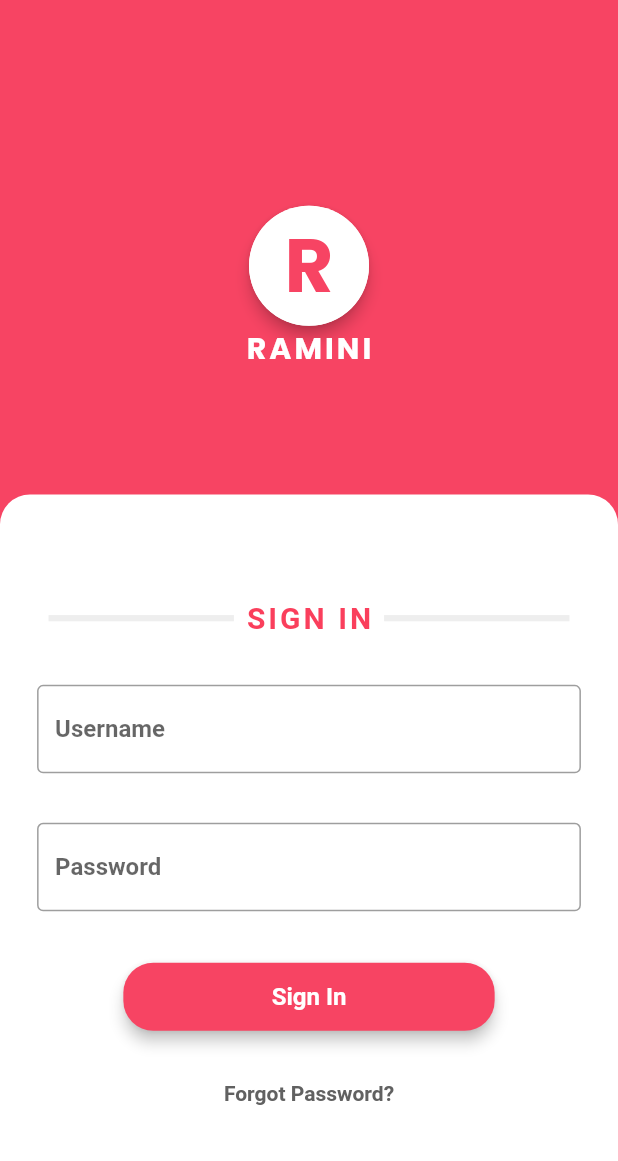
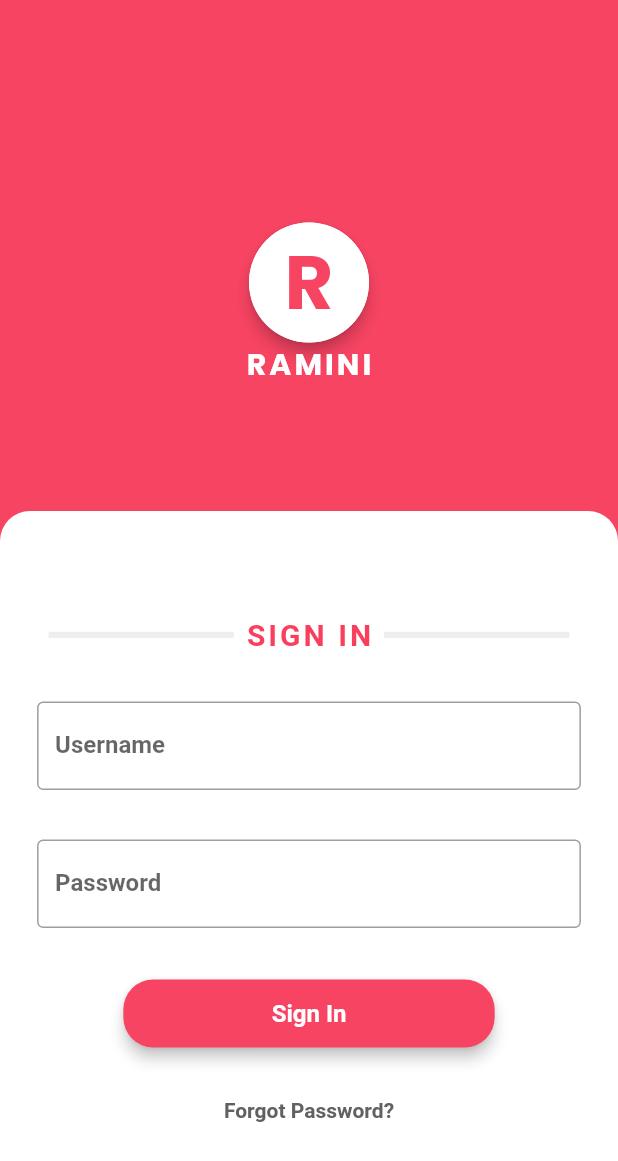
Before and after one commit to handuah/Ramini-UI, a Flutter app: the SignInPage screen opened by its route, on a phone screen of 412 x 824 dp. Shown: the top 1161 px of the screen. Run offline on Flutter 3.47's test engine with Material 2 defaults, Android fonts, the phone set to English and light mode, and no system bars; our stand-ins replace google_fonts, hexcolor; Roboto replaces fonts that are missing (Alata).

```diff
--- a/lib/screens/signInPage.dart
+++ b/lib/screens/signInPage.dart
@@ -13,10 +13,20 @@ class SignInPage extends StatefulWidget {
 class _SignInPageState extends State<SignInPage> {
   @override
   Widget build(BuildContext context) {
+    double screenWidth = MediaQuery.of(context).size.width;
+    double screenHeight = MediaQuery.of(context).size.height;
     return Scaffold(
-      resizeToAvoidBottomInset: false, //Solves Keyboard Overflow Issue
+      resizeToAvoidBottomInset: true, //Solves Keyboard Overflow Issue
       backgroundColor: HexColor("#F74463"),
-      body: Column(
+      body: SingleChildScrollView(
+        // padding: EdgeInsets.only(
+        //   top: screenHeight * 0.16,
+        // ),
+        child: Padding(
+          padding: EdgeInsets.only(
+            top: screenHeight * 0.18,
+          ),
+          child: Column(
             mainAxisAlignment: MainAxisAlignment.end,
             crossAxisAlignment: CrossAxisAlignment.center,
             children: [
@@ -77,7 +87,8 @@ class _SignInPageState extends State<SignInPage> {
                           mainAxisAlignment: MainAxisAlignment.spaceEvenly,
                           children: [
                             Container(
-                          height: MediaQuery.of(context).size.height * 0.005,
+                              height:
+                                  MediaQuery.of(context).size.height * 0.005,
                               width: MediaQuery.of(context).size.width * 0.3,
                               decoration:
                                   BoxDecoration(color: Colors.grey.shade200),
@@ -97,7 +108,8 @@ class _SignInPageState extends State<SignInPage> {
                               ),
                             ),
                             Container(
-                          height: MediaQuery.of(context).size.height * 0.005,
+                              height:
+                                  MediaQuery.of(context).size.height * 0.005,
                               width: MediaQuery.of(context).size.width * 0.3,
                               decoration:
                                   BoxDecoration(color: Colors.grey.shade200),
@@ -108,6 +120,7 @@ class _SignInPageState extends State<SignInPage> {
                           height: MediaQuery.of(context).size.height * 0.04,
                         ),
                         TextFormField(
+                          textInputAction: TextInputAction.next,
                           decoration: InputDecoration(
                             // filled: true,
                             // fillColor: HexColor("#F4F4F6"),
@@ -130,6 +143,7 @@ class _SignInPageState extends State<SignInPage> {
                           height: MediaQuery.of(context).size.height * 0.04,
                         ),
                         TextFormField(
+                          textInputAction: TextInputAction.done,
                           obscureText: true,
                           decoration: InputDecoration(
                             // filled: true,
@@ -168,8 +182,10 @@ class _SignInPageState extends State<SignInPage> {
                             elevation: 4.0,
                             backgroundColor: HexColor("#F74463"),
                             padding: EdgeInsets.symmetric(
-                          horizontal: MediaQuery.of(context).size.width * 0.24,
-                          vertical: MediaQuery.of(context).size.height * 0.016,
+                              horizontal:
+                                  MediaQuery.of(context).size.width * 0.24,
+                              vertical:
+                                  MediaQuery.of(context).size.height * 0.016,
                             ),
                             shape: RoundedRectangleBorder(
                               borderRadius: BorderRadius.circular(20.0),
@@ -196,8 +212,10 @@ class _SignInPageState extends State<SignInPage> {
                             // elevation: 1.0,
                             backgroundColor: HexColor("#FFFFFF"),
                             padding: EdgeInsets.symmetric(
-                          horizontal: MediaQuery.of(context).size.width * 0.24,
-                          vertical: MediaQuery.of(context).size.height * 0.016,
+                              horizontal:
+                                  MediaQuery.of(context).size.width * 0.24,
+                              vertical:
+                                  MediaQuery.of(context).size.height * 0.016,
                             ),
                             shape: RoundedRectangleBorder(
                               borderRadius: BorderRadius.circular(20.0),
@@ -211,6 +229,8 @@ class _SignInPageState extends State<SignInPage> {
               ),
             ],
           ),
+        ),
+      ),
     );
   }
 }
```
Lines whose indentation alone changed are shown as unchanged.
